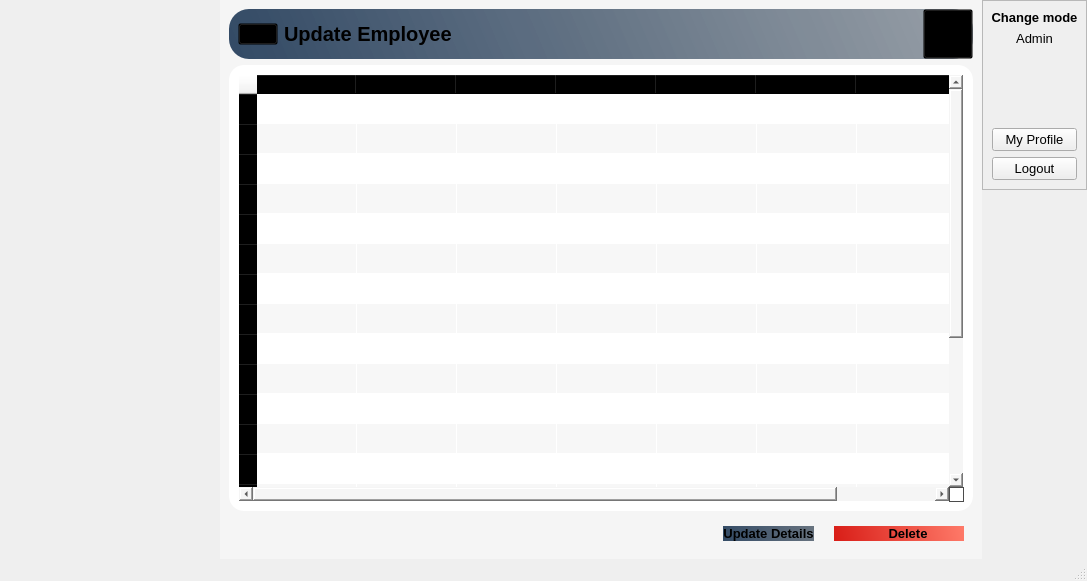
Old version of the form Stacked_DesignUI1.ui in the repository mukarramdaniel/Distribution-System_Python.
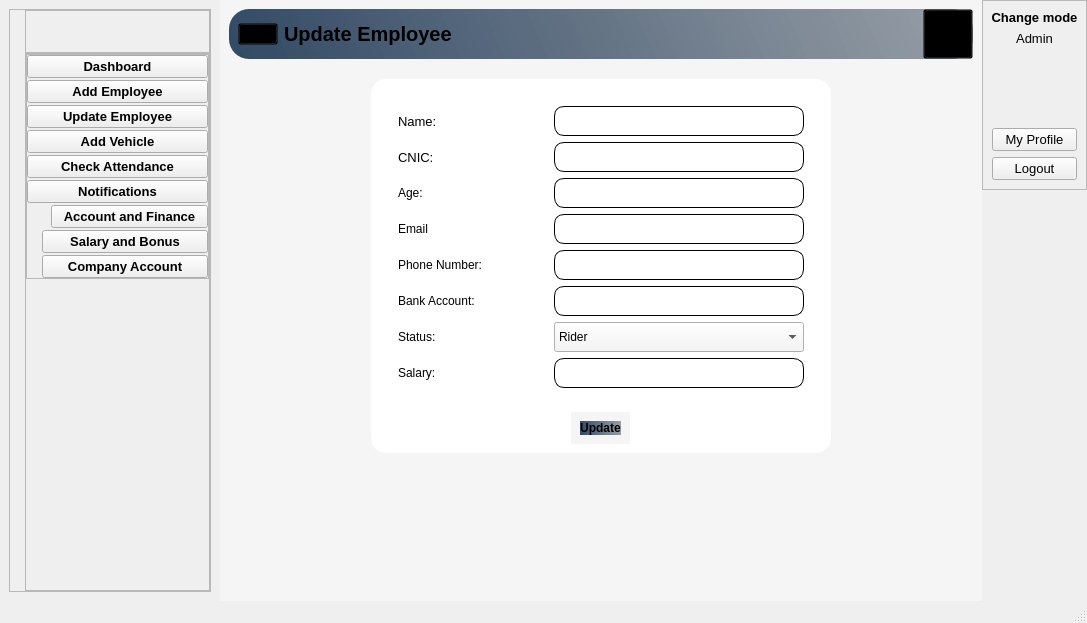
New version of the form. The open tabs and pages were chosen to show the change. Icons and pictures are not drawn.

Diff of the .ui file:
```diff
--- a/Stacked_DesignUI1.ui
+++ b/Stacked_DesignUI1.ui
@@ -7,7 +7,7 @@
     <x>0</x>
     <y>0</y>
     <width>1087</width>
-    <height>581</height>
+    <height>623</height>
    </rect>
   </property>
   <property name="windowTitle">
@@ -1024,16 +1024,448 @@
        </layout>
       </widget>
       <widget class="QWidget" name="SalesAgent_SideBar">
-       <widget class="QWidget" name="widget_69" native="true">
-        <property name="geometry">
-         <rect>
-          <x>70</x>
-          <y>170</y>
-          <width>120</width>
-          <height>80</height>
-         </rect>
-        </property>
-       </widget>
+       <layout class="QVBoxLayout" name="verticalLayout_64">
+        <item>
+         <widget class="QWidget" name="widget_69" native="true">
+          <layout class="QVBoxLayout" name="verticalLayout_69">
+           <property name="spacing">
+            <number>0</number>
+           </property>
+           <property name="leftMargin">
+            <number>0</number>
+           </property>
+           <property name="topMargin">
+            <number>0</number>
+           </property>
+           <property name="rightMargin">
+            <number>0</number>
+           </property>
+           <property name="bottomMargin">
+            <number>0</number>
+           </property>
+           <item>
+            <widget class="QFrame" name="frame_31">
+             <property name="maximumSize">
+              <size>
+               <width>220999</width>
+               <height>16777215</height>
+              </size>
+             </property>
+             <property name="frameShape">
+              <enum>QFrame::StyledPanel</enum>
+             </property>
+             <property name="frameShadow">
+              <enum>QFrame::Raised</enum>
+             </property>
+             <layout class="QVBoxLayout" name="verticalLayout_65">
+              <property name="spacing">
+               <number>0</number>
+              </property>
+              <property name="leftMargin">
+               <number>15</number>
+              </property>
+              <property name="topMargin">
+               <number>0</number>
+              </property>
+              <property name="rightMargin">
+               <number>0</number>
+              </property>
+              <property name="bottomMargin">
+               <number>0</number>
+              </property>
+              <item alignment="Qt::AlignTop">
+               <widget class="QFrame" name="frame_32">
+                <property name="font">
+                 <font>
+                  <pointsize>15</pointsize>
+                  <weight>75</weight>
+                  <bold>true</bold>
+                 </font>
+                </property>
+                <property name="frameShape">
+                 <enum>QFrame::StyledPanel</enum>
+                </property>
+                <property name="frameShadow">
+                 <enum>QFrame::Raised</enum>
+                </property>
+                <layout class="QHBoxLayout" name="horizontalLayout_81">
+                 <property name="rightMargin">
+                  <number>0</number>
+                 </property>
+                 <item>
+                  <widget class="QLabel" name="label_52">
+                   <property name="maximumSize">
+                    <size>
+                     <width>150</width>
+                     <height>150</height>
+                    </size>
+                   </property>
+                   <property name="font">
+                    <font>
+                     <pointsize>15</pointsize>
+                     <weight>75</weight>
+                     <bold>true</bold>
+                    </font>
+                   </property>
+                   <property name="midLineWidth">
+                    <number>0</number>
+                   </property>
+                   <property name="text">
+                    <string/>
+                   </property>
+                   <property name="pixmap">
+                    <pixmap resource="Resource.qrc">:/LOGO/Graphics/ARM_LOGO_Crop.png</pixmap>
+                   </property>
+                   <property name="scaledContents">
+                    <bool>true</bool>
+                   </property>
+                  </widget>
+                 </item>
+                </layout>
+               </widget>
+              </item>
+              <item>
+               <widget class="QFrame" name="frame_33">
+                <property name="sizePolicy">
+                 <sizepolicy hsizetype="Preferred" vsizetype="Expanding">
+                  <horstretch>0</horstretch>
+                  <verstretch>0</verstretch>
+                 </sizepolicy>
+                </property>
+                <property name="frameShape">
+                 <enum>QFrame::StyledPanel</enum>
+                </property>
+                <property name="frameShadow">
+                 <enum>QFrame::Raised</enum>
+                </property>
+                <layout class="QVBoxLayout" name="verticalLayout_66">
+                 <property name="spacing">
+                  <number>0</number>
+                 </property>
+                 <property name="leftMargin">
+                  <number>0</number>
+                 </property>
+                 <property name="topMargin">
+                  <number>0</number>
+                 </property>
+                 <property name="rightMargin">
+                  <number>0</number>
+                 </property>
+                 <property name="bottomMargin">
+                  <number>0</number>
+                 </property>
+                 <item alignment="Qt::AlignTop">
+                  <widget class="QFrame" name="frame_34">
+                   <property name="frameShape">
+                    <enum>QFrame::StyledPanel</enum>
+                   </property>
+                   <property name="frameShadow">
+                    <enum>QFrame::Raised</enum>
+                   </property>
+                   <layout class="QVBoxLayout" name="verticalLayout_67">
+                    <property name="spacing">
+                     <number>2</number>
+                    </property>
+                    <property name="leftMargin">
+                     <number>0</number>
+                    </property>
+                    <property name="topMargin">
+                     <number>0</number>
+                    </property>
+                    <property name="rightMargin">
+                     <number>0</number>
+                    </property>
+                    <property name="bottomMargin">
+                     <number>0</number>
+                    </property>
+                    <item>
+                     <widget class="QPushButton" name="btnDashboard_2">
+                      <property name="font">
+                       <font>
+                        <pointsize>10</pointsize>
+                        <weight>75</weight>
+                        <bold>true</bold>
+                       </font>
+                      </property>
+                      <property name="text">
+                       <string>Dashboard</string>
+                      </property>
+                      <property name="icon">
+                       <iconset resource="Resource.qrc">
+                        <normaloff>:/White Icons/Graphics/featherBlack/dashboard.png</normaloff>:/White Icons/Graphics/featherBlack/dashboard.png</iconset>
+                      </property>
+                      <property name="iconSize">
+                       <size>
+                        <width>24</width>
+                        <height>24</height>
+                       </size>
+                      </property>
+                     </widget>
+                    </item>
+                    <item>
+                     <widget class="QPushButton" name="btnAddEmployee_2">
+                      <property name="font">
+                       <font>
+                        <family>Segoe UI</family>
+                        <pointsize>10</pointsize>
+                        <weight>75</weight>
+                        <bold>true</bold>
+                       </font>
+                      </property>
+                      <property name="text">
+                       <string>Add Employee</string>
+                      </property>
+                      <property name="icon">
+                       <iconset resource="Resource.qrc">
+                        <normaloff>:/White Icons/Graphics/featherBlack/onboarding.png</normaloff>:/White Icons/Graphics/featherBlack/onboarding.png</iconset>
+                      </property>
+                      <property name="iconSize">
+                       <size>
+                        <width>24</width>
+                        <height>24</height>
+                       </size>
+                      </property>
+                     </widget>
+                    </item>
+                    <item>
+                     <widget class="QPushButton" name="btnUpdateEmployee_2">
+                      <property name="font">
+                       <font>
+                        <pointsize>10</pointsize>
+                        <weight>75</weight>
+                        <bold>true</bold>
+                       </font>
+                      </property>
+                      <property name="text">
+                       <string>Update Employee</string>
+                      </property>
+                      <property name="icon">
+                       <iconset resource="Resource.qrc">
+                        <normaloff>:/White Icons/Graphics/featherBlack/employee.png</normaloff>:/White Icons/Graphics/featherBlack/employee.png</iconset>
+                      </property>
+                      <property name="iconSize">
+                       <size>
+                        <width>24</width>
+                        <height>24</height>
+                       </size>
+                      </property>
+                     </widget>
+                    </item>
+                    <item>
+                     <widget class="QPushButton" name="btn_AddVehicle_3">
+                      <property name="font">
+                       <font>
+                        <pointsize>10</pointsize>
+                        <weight>75</weight>
+                        <bold>true</bold>
+                       </font>
+                      </property>
+                      <property name="text">
+                       <string>Add Vehicle</string>
+                      </property>
+                      <property name="icon">
+                       <iconset resource="Resource.qrc">
+                        <normaloff>:/White Icons/Graphics/featherBlack/car.png</normaloff>:/White Icons/Graphics/featherBlack/car.png</iconset>
+                      </property>
+                      <property name="iconSize">
+                       <size>
+                        <width>24</width>
+                        <height>24</height>
+                       </size>
+                      </property>
+                     </widget>
+                    </item>
+                    <item>
+                     <widget class="QPushButton" name="btnCheckAttendance_2">
+                      <property name="font">
+                       <font>
+                        <pointsize>10</pointsize>
+                        <weight>75</weight>
+                        <bold>true</bold>
+                       </font>
+                      </property>
+                      <property name="text">
+                       <string>Check Attendance</string>
+                      </property>
+                      <property name="icon">
+                       <iconset resource="Resource.qrc">
+                        <normaloff>:/White Icons/Graphics/featherBlack/attendance.png</normaloff>:/White Icons/Graphics/featherBlack/attendance.png</iconset>
+                      </property>
+                      <property name="iconSize">
+                       <size>
+                        <width>24</width>
+                        <height>24</height>
+                       </size>
+                      </property>
+                     </widget>
+                    </item>
+                    <item>
+                     <widget class="QPushButton" name="btnNotification_2">
+                      <property name="font">
+                       <font>
+                        <pointsize>10</pointsize>
+                        <weight>75</weight>
+                        <bold>true</bold>
+                       </font>
+                      </property>
+                      <property name="text">
+                       <string>Notifications</string>
+                      </property>
+                      <property name="icon">
+                       <iconset resource="Resource.qrc">
+                        <normaloff>:/White Icons/Graphics/featherBlack/notification.png</normaloff>:/White Icons/Graphics/featherBlack/notification.png</iconset>
+                      </property>
+                      <property name="iconSize">
+                       <size>
+                        <width>24</width>
+                        <height>24</height>
+                       </size>
+                      </property>
+                     </widget>
+                    </item>
+                    <item>
+                     <widget class="QWidget" name="widget_Inventory_dropdown_3" native="true">
+                      <layout class="QHBoxLayout" name="horizontalLayout_82">
+                       <property name="spacing">
+                        <number>0</number>
+                       </property>
+                       <property name="leftMargin">
+                        <number>0</number>
+                       </property>
+                       <property name="topMargin">
+                        <number>0</number>
+                       </property>
+                       <property name="rightMargin">
+                        <number>0</number>
+                       </property>
+                       <property name="bottomMargin">
+                        <number>0</number>
+                       </property>
+                       <item>
+                        <widget class="QLabel" name="label_53">
+                         <property name="maximumSize">
+                          <size>
+                           <width>24</width>
+                           <height>24</height>
+                          </size>
+                         </property>
+                         <property name="text">
+                          <string/>
+                         </property>
+                         <property name="pixmap">
+                          <pixmap resource="Resource.qrc">:/Black Icons/Graphics/featherBlack/trello.svg</pixmap>
+                         </property>
+                        </widget>
+                       </item>
+                       <item>
+                        <widget class="QPushButton" name="btn_AccountFinanace_2">
+                         <property name="font">
+                          <font>
+                           <pointsize>10</pointsize>
+                           <weight>75</weight>
+                           <bold>true</bold>
+                          </font>
+                         </property>
+                         <property name="layoutDirection">
+                          <enum>Qt::RightToLeft</enum>
+                         </property>
+                         <property name="text">
+                          <string>Account and Finance</string>
+                         </property>
+                         <property name="icon">
+                          <iconset resource="Resource.qrc">
+                           <normaloff>:/Black Icons/Graphics/featherBlack/chevron-right.svg</normaloff>:/Black Icons/Graphics/featherBlack/chevron-right.svg</iconset>
+                         </property>
+                         <property name="checkable">
+                          <bool>true</bool>
+                         </property>
+                        </widget>
+                       </item>
+                      </layout>
+                     </widget>
+                    </item>
+                    <item>
+                     <widget class="QWidget" name="widget_70" native="true">
+                      <layout class="QVBoxLayout" name="verticalLayout_68">
+                       <property name="spacing">
+                        <number>2</number>
+                       </property>
+                       <property name="leftMargin">
+                        <number>15</number>
+                       </property>
+                       <property name="topMargin">
+                        <number>0</number>
+                       </property>
+                       <property name="rightMargin">
+                        <number>0</number>
+                       </property>
+                       <property name="bottomMargin">
+                        <number>0</number>
+                       </property>
+                       <item>
+                        <widget class="QPushButton" name="btn_SalaryBonus_2">
+                         <property name="font">
+                          <font>
+                           <pointsize>10</pointsize>
+                           <weight>75</weight>
+                           <bold>true</bold>
+                          </font>
+                         </property>
+                         <property name="text">
+                          <string>Salary and Bonus</string>
+                         </property>
+                         <property name="icon">
+                          <iconset resource="Resource.qrc">
+                           <normaloff>:/Black Icons/Graphics/featherBlack/clipboard.svg</normaloff>:/Black Icons/Graphics/featherBlack/clipboard.svg</iconset>
+                         </property>
+                         <property name="iconSize">
+                          <size>
+                           <width>24</width>
+                           <height>20</height>
+                          </size>
+                         </property>
+                        </widget>
+                       </item>
+                       <item>
+                        <widget class="QPushButton" name="btn_CompanyAccount_2">
+                         <property name="font">
+                          <font>
+                           <pointsize>10</pointsize>
+                           <weight>75</weight>
+                           <bold>true</bold>
+                          </font>
+                         </property>
+                         <property name="text">
+                          <string>Company Account</string>
+                         </property>
+                         <property name="icon">
+                          <iconset resource="Resource.qrc">
+                           <normaloff>:/Black Icons/Graphics/featherBlack/database.svg</normaloff>:/Black Icons/Graphics/featherBlack/database.svg</iconset>
+                         </property>
+                         <property name="iconSize">
+                          <size>
+                           <width>24</width>
+                           <height>20</height>
+                          </size>
+                         </property>
+                        </widget>
+                       </item>
+                      </layout>
+                     </widget>
+                    </item>
+                   </layout>
+                  </widget>
+                 </item>
+                </layout>
+               </widget>
+              </item>
+             </layout>
+            </widget>
+           </item>
+          </layout>
+         </widget>
+        </item>
+       </layout>
       </widget>
      </widget>
     </item>
@@ -3148,7 +3580,7 @@
 background-color:qlineargradient(spread:pad,x1:0,y1:0.505682,x2:1,y2:0.477,stop:0 rgba(20,47,78,219),stop:1 rgba(85,98,112,150));
  border-radius: 20px;
 }
-QFrame,QPushButton{
+QFrame,QPushButton,#widget_71,#lineEdit_3{
 background:transparent;
 }
 #btn_Delete{
@@ -3166,6 +3598,11 @@
 #btn_UpdateDetails:hover,#btn_Delete:hover,#accountBtn_2:hover{
  border-radius: 10px;
 background-color:#ececec;
+}
+#searchframe_3{
+background-color:#fffff;
+border-radius: 10px;
+border: 1px solid #000000
 }</string>
        </property>
        <layout class="QVBoxLayout" name="verticalLayout_22">
@@ -3279,7 +3716,93 @@
         </item>
         <item>
          <widget class="QWidget" name="widget_Update" native="true">
-          <layout class="QHBoxLayout" name="horizontalLayout_52">
+          <layout class="QVBoxLayout" name="verticalLayout_70">
+           <item alignment="Qt::AlignLeft">
+            <widget class="QWidget" name="widget_71" native="true">
+             <property name="minimumSize">
+              <size>
+               <width>290</width>
+               <height>0</height>
+              </size>
+             </property>
+             <layout class="QHBoxLayout" name="horizontalLayout_83">
+              <property name="topMargin">
+               <number>20</number>
+              </property>
+              <property name="bottomMargin">
+               <number>15</number>
+              </property>
+              <item alignment="Qt::AlignTop">
+               <widget class="QFrame" name="searchframe_3">
+                <property name="minimumSize">
+                 <size>
+                  <width>160</width>
+                  <height>0</height>
+                 </size>
+                </property>
+                <property name="frameShape">
+                 <enum>QFrame::StyledPanel</enum>
+                </property>
+                <property name="frameShadow">
+                 <enum>QFrame::Sunken</enum>
+                </property>
+                <layout class="QHBoxLayout" name="horizontalLayout_84">
+                 <property name="spacing">
+                  <number>0</number>
+                 </property>
+                 <property name="leftMargin">
+                  <number>0</number>
+                 </property>
+                 <property name="topMargin">
+                  <number>0</number>
+                 </property>
+                 <property name="rightMargin">
+                  <number>0</number>
+                 </property>
+                 <property name="bottomMargin">
+                  <number>0</number>
+                 </property>
+                 <item>
+                  <widget class="QLabel" name="label_54">
+                   <property name="minimumSize">
+                    <size>
+                     <width>30</width>
+                     <height>30</height>
+                    </size>
+                   </property>
+                   <property name="maximumSize">
+                    <size>
+                     <width>30</width>
+                     <height>30</height>
+                    </size>
+                   </property>
+                   <property name="text">
+                    <string/>
+                   </property>
+                   <property name="pixmap">
+                    <pixmap resource="Resource.qrc">:/Black Icons/Graphics/featherBlack/search.svg</pixmap>
+                   </property>
+                   <property name="scaledContents">
+                    <bool>true</bool>
+                   </property>
+                  </widget>
+                 </item>
+                 <item>
+                  <widget class="QLineEdit" name="lineEdit_3">
+                   <property name="text">
+                    <string/>
+                   </property>
+                   <property name="placeholderText">
+                    <string>Order Number</string>
+                   </property>
+                  </widget>
+                 </item>
+                </layout>
+               </widget>
+              </item>
+             </layout>
+            </widget>
+           </item>
            <item>
             <widget class="QTableWidget" name="Update_tableWidget">
              <property name="font">
@@ -3477,6 +4000,389 @@
         </item>
        </layout>
       </widget>
+      <widget class="QWidget" name="UpdateEmployee_Page_2">
+       <property name="styleSheet">
+        <string notr="true">*{
+background-color:#f5f5f5;
+}
+#HeaderFrame_9{
+background-color:qlineargradient(spread:pad,x1:0,y1:0.505682,x2:1,y2:0.477,stop:0 rgba(20,47,78,219),stop:1 rgba(85,98,112,150));
+ border-radius: 20px;
+}
+QFrame,QPushButton{
+background:transparent;
+}
+QLineEdit{
+background-color:#fff;
+ border-radius: 10px;
+ border: 1px solid #000000
+}
+#btn_Update{
+background-color:qlineargradient(spread:pad,x1:0,y1:0.505682,x2:1,y2:0.477,stop:0 rgba(20,47,78,219),stop:1 rgba(85,98,112,150));
+ border-radius: 10px;
+}
+#widget_77{
+background-color:#fff;
+ border-radius: 15px;
+}</string>
+       </property>
+       <layout class="QVBoxLayout" name="verticalLayout_71">
+        <item alignment="Qt::AlignTop">
+         <widget class="QWidget" name="widget_72" native="true">
+          <layout class="QVBoxLayout" name="verticalLayout_72">
+           <property name="spacing">
+            <number>20</number>
+           </property>
+           <property name="leftMargin">
+            <number>0</number>
+           </property>
+           <property name="topMargin">
+            <number>0</number>
+           </property>
+           <property name="rightMargin">
+            <number>0</number>
+           </property>
+           <property name="bottomMargin">
+            <number>0</number>
+           </property>
+           <item alignment="Qt::AlignTop">
+            <widget class="QWidget" name="HeaderFrame_9" native="true">
+             <layout class="QHBoxLayout" name="horizontalLayout_52">
+              <property name="spacing">
+               <number>0</number>
+              </property>
+              <property name="leftMargin">
+               <number>0</number>
+              </property>
+              <property name="topMargin">
+               <number>0</number>
+              </property>
+              <property name="rightMargin">
+               <number>0</number>
+              </property>
+              <property name="bottomMargin">
+               <number>0</number>
+              </property>
+              <item alignment="Qt::AlignLeft">
+               <widget class="QFrame" name="frame_35">
+                <layout class="QHBoxLayout" name="horizontalLayout_85">
+                 <property name="topMargin">
+                  <number>0</number>
+                 </property>
+                 <property name="bottomMargin">
+                  <number>0</number>
+                 </property>
+                 <item>
+                  <widget class="QPushButton" name="menuBtn_10">
+                   <property name="text">
+                    <string/>
+                   </property>
+                   <property name="icon">
+                    <iconset resource="Resource.qrc">
+                     <normaloff>:/Black Icons/Graphics/featherBlack/menu.svg</normaloff>:/Black Icons/Graphics/featherBlack/menu.svg</iconset>
+                   </property>
+                   <property name="iconSize">
+                    <size>
+                     <width>24</width>
+                     <height>24</height>
+                    </size>
+                   </property>
+                  </widget>
+                 </item>
+                 <item alignment="Qt::AlignLeft">
+                  <widget class="QLabel" name="appHeader_10">
+                   <property name="font">
+                    <font>
+                     <pointsize>15</pointsize>
+                     <weight>75</weight>
+                     <bold>true</bold>
+                    </font>
+                   </property>
+                   <property name="text">
+                    <string>Update Employee</string>
+                   </property>
+                  </widget>
+                 </item>
+                </layout>
+               </widget>
+              </item>
+              <item>
+               <widget class="QFrame" name="frame_36">
+                <layout class="QHBoxLayout" name="horizontalLayout_86">
+                 <property name="spacing">
+                  <number>0</number>
+                 </property>
+                 <property name="leftMargin">
+                  <number>0</number>
+                 </property>
+                 <property name="topMargin">
+                  <number>0</number>
+                 </property>
+                 <property name="rightMargin">
+                  <number>0</number>
+                 </property>
+                 <property name="bottomMargin">
+                  <number>0</number>
+                 </property>
+                 <item alignment="Qt::AlignRight">
+                  <widget class="QPushButton" name="accountBtn_10">
+                   <property name="minimumSize">
+                    <size>
+                     <width>50</width>
+                     <height>50</height>
+                    </size>
+                   </property>
+                   <property name="text">
+                    <string/>
+                   </property>
+                   <property name="icon">
+                    <iconset resource="Resource.qrc">
+                     <normaloff>:/Black Icons/Graphics/featherBlack/user.svg</normaloff>:/Black Icons/Graphics/featherBlack/user.svg</iconset>
+                   </property>
+                   <property name="iconSize">
+                    <size>
+                     <width>32</width>
+                     <height>32</height>
+                    </size>
+                   </property>
+                  </widget>
+                 </item>
+                </layout>
+               </widget>
+              </item>
+             </layout>
+            </widget>
+           </item>
+           <item alignment="Qt::AlignHCenter">
+            <widget class="QWidget" name="widget_77" native="true">
+             <layout class="QVBoxLayout" name="verticalLayout_75">
+              <property name="topMargin">
+               <number>9</number>
+              </property>
+              <item>
+               <widget class="QFrame" name="frame_73">
+                <layout class="QHBoxLayout" name="horizontalLayout_87">
+                 <item>
+                  <widget class="QFrame" name="frame_76">
+                   <property name="minimumSize">
+                    <size>
+                     <width>150</width>
+                     <height>0</height>
+                    </size>
+                   </property>
+                   <layout class="QVBoxLayout" name="verticalLayout_73">
+                    <item alignment="Qt::AlignLeft">
+                     <widget class="QLabel" name="label_55">
+                      <property name="font">
+                       <font>
+                        <pointsize>10</pointsize>
+                        <weight>50</weight>
+                        <bold>false</bold>
+                       </font>
+                      </property>
+                      <property name="text">
+                       <string>Name:</string>
+                      </property>
+                     </widget>
+                    </item>
+                    <item>
+                     <widget class="QLabel" name="label_62">
+                      <property name="font">
+                       <font>
+                        <pointsize>10</pointsize>
+                       </font>
+                      </property>
+                      <property name="text">
+                       <string>CNIC:</string>
+                      </property>
+                     </widget>
+                    </item>
+                    <item>
+                     <widget class="QLabel" name="label_61">
+                      <property name="text">
+                       <string>Age:</string>
+                      </property>
+                     </widget>
+                    </item>
+                    <item>
+                     <widget class="QLabel" name="label_56">
+                      <property name="text">
+                       <string>Email</string>
+                      </property>
+                     </widget>
+                    </item>
+                    <item>
+                     <widget class="QLabel" name="label_57">
+                      <property name="text">
+                       <string>Phone Number:</string>
+                      </property>
+                     </widget>
+                    </item>
+                    <item>
+                     <widget class="QLabel" name="label_60">
+                      <property name="text">
+                       <string>Bank Account:</string>
+                      </property>
+                     </widget>
+                    </item>
+                    <item>
+                     <widget class="QLabel" name="label_58">
+                      <property name="text">
+                       <string>Status:</string>
+                      </property>
+                     </widget>
+                    </item>
+                    <item>
+                     <widget class="QLabel" name="label_59">
+                      <property name="text">
+                       <string>Salary:</string>
+                      </property>
+                     </widget>
+                    </item>
+                   </layout>
+                  </widget>
+                 </item>
+                 <item>
+                  <widget class="QFrame" name="frame_75">
+                   <layout class="QVBoxLayout" name="verticalLayout_74">
+                    <item>
+                     <widget class="QLineEdit" name="txt_Name_2">
+                      <property name="minimumSize">
+                       <size>
+                        <width>250</width>
+                        <height>30</height>
+                       </size>
+                      </property>
+                     </widget>
+                    </item>
+                    <item>
+                     <widget class="QLineEdit" name="txt_CNIC">
+                      <property name="minimumSize">
+                       <size>
+                        <width>0</width>
+                        <height>30</height>
+                       </size>
+                      </property>
+                     </widget>
+                    </item>
+                    <item>
+                     <widget class="QLineEdit" name="txt_Age_2">
+                      <property name="minimumSize">
+                       <size>
+                        <width>0</width>
+                        <height>30</height>
+                       </size>
+                      </property>
+                     </widget>
+                    </item>
+                    <item>
+                     <widget class="QLineEdit" name="txt_Email_2">
+                      <property name="minimumSize">
+                       <size>
+                        <width>0</width>
+                        <height>30</height>
+                       </size>
+                      </property>
+                     </widget>
+                    </item>
+                    <item>
+                     <widget class="QLineEdit" name="txt_PhonoNumber">
+                      <property name="minimumSize">
+                       <size>
+                        <width>0</width>
+                        <height>30</height>
+                       </size>
+                      </property>
+                     </widget>
+                    </item>
+                    <item>
+                     <widget class="QLineEdit" name="txt_BankAccount_2">
+                      <property name="minimumSize">
+                       <size>
+                        <width>0</width>
+                        <height>30</height>
+                       </size>
+                      </property>
+                     </widget>
+                    </item>
+                    <item>
+                     <widget class="QComboBox" name="cmb_Status">
+                      <property name="minimumSize">
+                       <size>
+                        <width>0</width>
+                        <height>30</height>
+                       </size>
+                      </property>
+                      <item>
+                       <property name="text">
+                        <string>Rider</string>
+                       </property>
+                      </item>
+                      <item>
+                       <property name="text">
+                        <string>Sales Agent</string>
+                       </property>
+                      </item>
+                      <item>
+                       <property name="text">
+                        <string>Inventory Supervisor</string>
+                       </property>
+                      </item>
+                     </widget>
+                    </item>
+                    <item>
+                     <widget class="QLineEdit" name="lineEdit_7">
+                      <property name="minimumSize">
+                       <size>
+                        <width>0</width>
+                        <height>30</height>
+                       </size>
+                      </property>
+                     </widget>
+                    </item>
+                   </layout>
+                  </widget>
+                 </item>
+                </layout>
+               </widget>
+              </item>
+              <item alignment="Qt::AlignHCenter">
+               <widget class="QWidget" name="widget_74" native="true">
+                <layout class="QHBoxLayout" name="horizontalLayout_88">
+                 <item>
+                  <widget class="QPushButton" name="btn_Update">
+                   <property name="font">
+                    <font>
+                     <weight>75</weight>
+                     <bold>true</bold>
+                    </font>
+                   </property>
+                   <property name="text">
+                    <string>Update</string>
+                   </property>
+                   <property name="icon">
+                    <iconset resource="Resource.qrc">
+                     <normaloff>:/White Icons/Graphics/featherBlack/employee.png</normaloff>:/White Icons/Graphics/featherBlack/employee.png</iconset>
+                   </property>
+                   <property name="iconSize">
+                    <size>
+                     <width>20</width>
+                     <height>20</height>
+                    </size>
+                   </property>
+                  </widget>
+                 </item>
+                </layout>
+               </widget>
+              </item>
+             </layout>
+            </widget>
+           </item>
+          </layout>
+         </widget>
+        </item>
+       </layout>
+      </widget>
       <widget class="QWidget" name="Page_Add_Employee">
        <property name="styleSheet">
         <string notr="true">#Input_Widget,#HeaderFrame_3{
```
Left out of the diff: 2 changed lines with no effect on the pictures.
